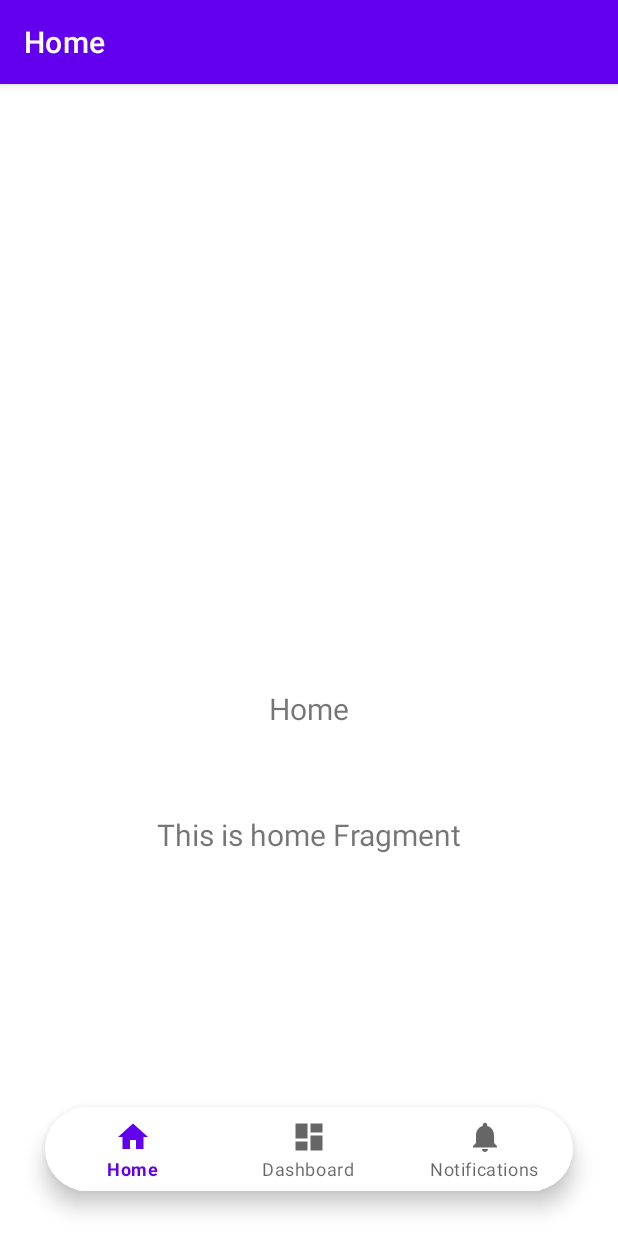
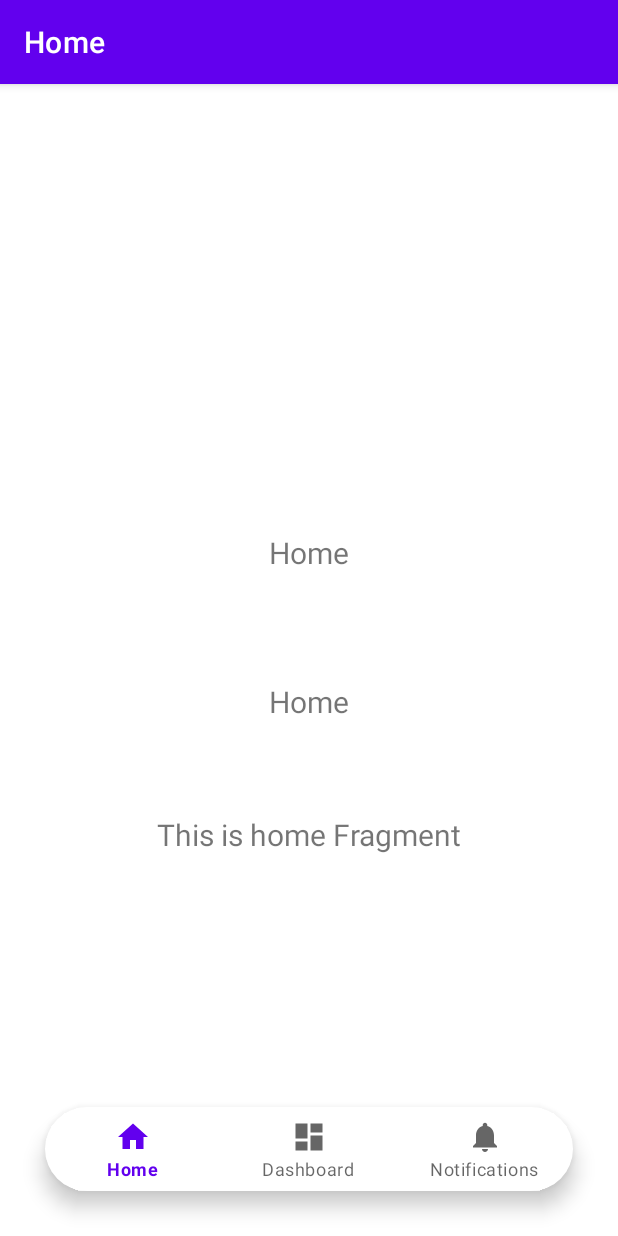
Before and after one commit to baguskf/cobaButtom, an Android app: the screen it shows after launch (MainActivity), on a phone screen of 412 x 824 dp. Run offline under Robolectric (Android 15) with nearby library versions, the phone set to English and light mode, and no system bars; our stand-ins replace navigation-ui.

Commit message:
by bacil

```diff
--- a/app/src/main/res/layout/fragment_home.xml
+++ b/app/src/main/res/layout/fragment_home.xml
@@ -24,17 +24,36 @@
         app:layout_constraintVertical_bias="0.625" />
 
     <TextView
+        android:id="@+id/text_home4"
+        android:layout_width="match_parent"
+        android:layout_height="wrap_content"
+        android:layout_marginStart="8dp"
+        android:layout_marginTop="8dp"
+        android:layout_marginEnd="8dp"
+        android:text="@string/title_home"
+        android:textAlignment="center"
+        android:textSize="20sp"
+        app:layout_constraintBottom_toBottomOf="parent"
+        app:layout_constraintEnd_toEndOf="parent"
+        app:layout_constraintHorizontal_bias="0.0"
+        app:layout_constraintStart_toStartOf="parent"
+        app:layout_constraintTop_toTopOf="parent"
+        app:layout_constraintVertical_bias="0.494" />
+
+    <TextView
         android:id="@+id/text_home2"
         android:layout_width="match_parent"
         android:layout_height="wrap_content"
         android:layout_marginStart="8dp"
         android:layout_marginTop="8dp"
         android:layout_marginEnd="8dp"
+        android:text="@string/title_home"
         android:textAlignment="center"
         android:textSize="20sp"
-        android:text="@string/title_home"
         app:layout_constraintBottom_toBottomOf="parent"
         app:layout_constraintEnd_toEndOf="parent"
+        app:layout_constraintHorizontal_bias="0.0"
         app:layout_constraintStart_toStartOf="parent"
-        app:layout_constraintTop_toTopOf="parent" />
+        app:layout_constraintTop_toTopOf="parent"
+        app:layout_constraintVertical_bias="0.347" />
 </androidx.constraintlayout.widget.ConstraintLayout>
```
